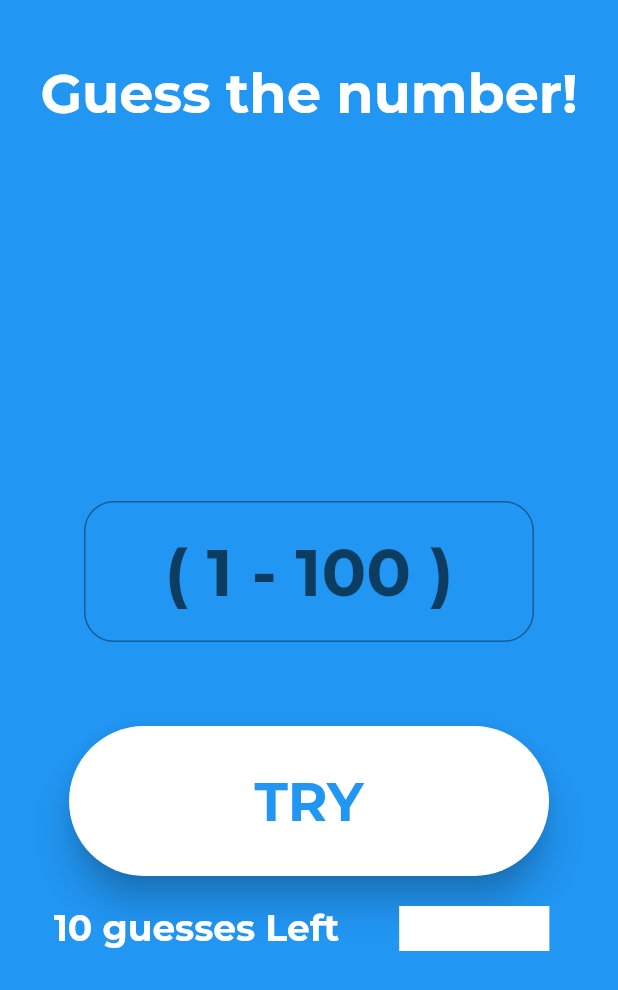
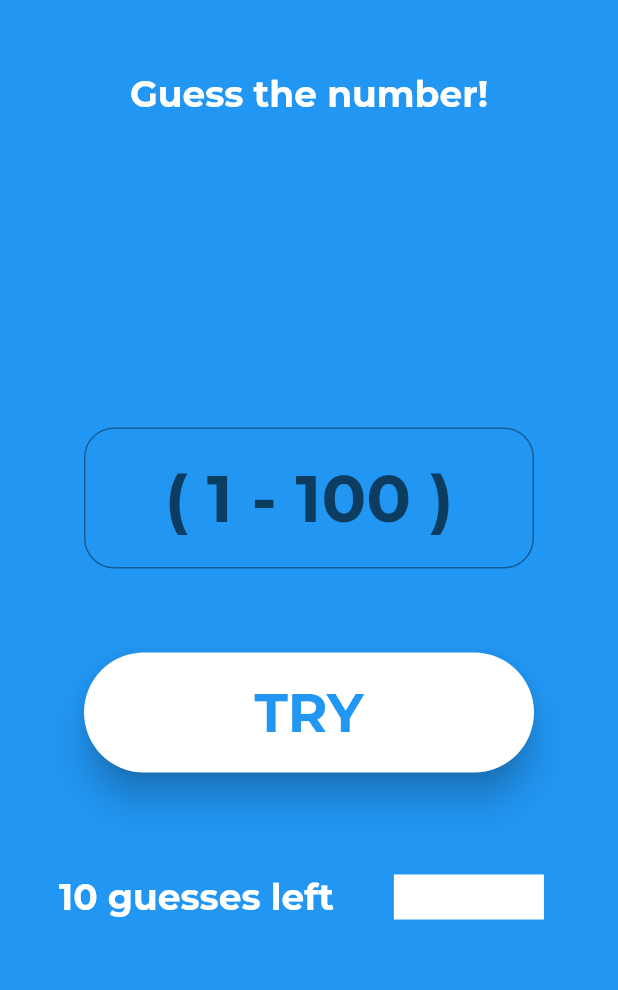
Before and after one commit to sivaram16/GuessIT, a Flutter app: the screen it shows after launch, on a phone screen of 412 x 824 dp. Shown: the top 990 px of the screen. Run offline on Flutter 3.47's test engine with Material 2 defaults, Android fonts, the phone set to English and light mode, and no system bars; drawn by our look-alikes of percent_indicator.

Commit message:
Code formatted

```diff
--- a/lib/welcome.dart
+++ b/lib/welcome.dart
@@ -24,22 +24,25 @@ class WelcomeState extends State<Welcome> {
   }
 
   Widget _mainColumn() {
-    return Column(children: <Widget>[
+    return Column(mainAxisSize: MainAxisSize.max, children: <Widget>[
       Container(margin: EdgeInsets.only(top: 40)),
       _guessText(),
-      Container(margin: EdgeInsets.only(top: 50)),
+      Container(margin: EdgeInsets.only(top: 20)),
       _operation(),
-      Container(margin: EdgeInsets.only(top: 20)),
+      Container(margin: EdgeInsets.only(top: 0)),
       _userInput(),
       _tryButton(),
-      Container(margin: EdgeInsets.only(top: 20)),
-      _noOfTries()
+      Container(margin: EdgeInsets.only(top: 68)),
+      _noOfTries(),
     ]);
   }
 
   Widget _guessText() {
-    return Text("Guess the number!",
-        style: TextStyle(color: Colors.white, fontSize: 36));
+    return Padding(
+      padding: const EdgeInsets.all(8.0),
+      child: Text("Guess the number!",
+          style: TextStyle(color: Colors.white, fontSize: 24)),
+    );
   }
 
   Widget _userInput() {
@@ -69,8 +72,8 @@ class WelcomeState extends State<Welcome> {
 
   Widget _tryButton() {
     return Container(
-      width: 320,
-      height: 100,
+      width: 300,
+      height: 80,
       child: RaisedButton(
         onPressed: w || lo ? null : _setNumber,
         color: Colors.white,
@@ -92,17 +95,17 @@ class WelcomeState extends State<Welcome> {
       mainAxisAlignment: MainAxisAlignment.center,
       children: [
         Text(
-          "$l guesses Left",
+          "$l guesses left",
           style: TextStyle(fontSize: 24, color: Colors.white),
         ),
         Container(margin: EdgeInsets.only(left: 30)),
         LinearPercentIndicator(
           width: 120.0,
           animation: true,
-          animationDuration: 1500,
+          animationDuration: 500,
           lineHeight: 30.0,
           percent: a,
-          backgroundColor: Colors.grey[400],
+          backgroundColor: Colors.blue[400],
           progressColor: Colors.white,
         ),
       ],
```
Also changed, not shown: 1 other file.
